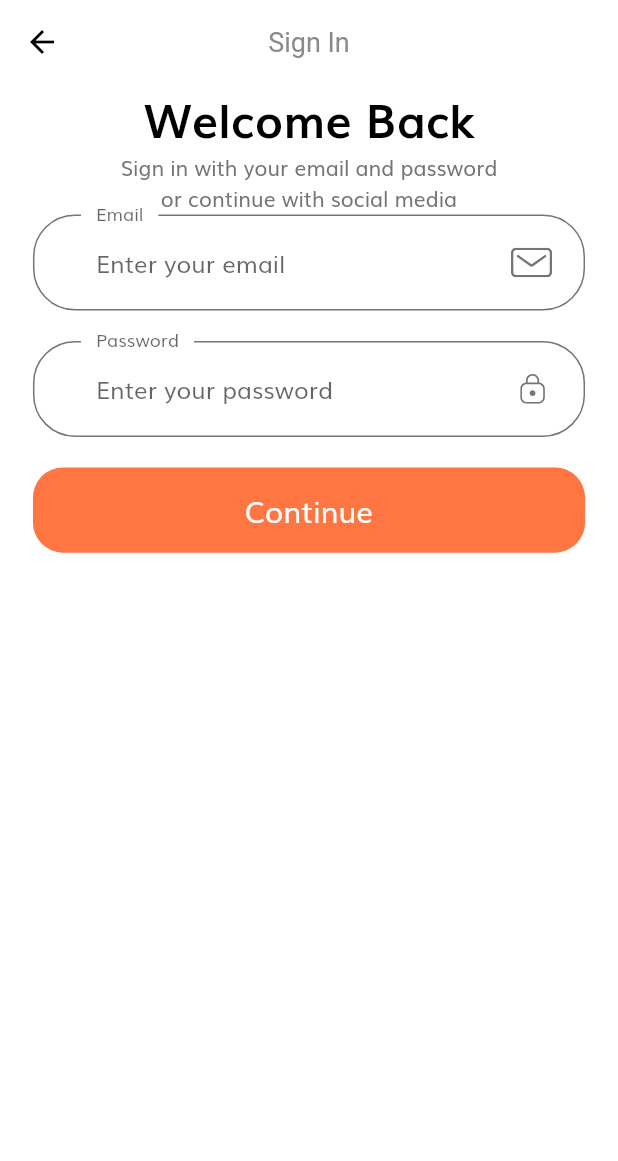
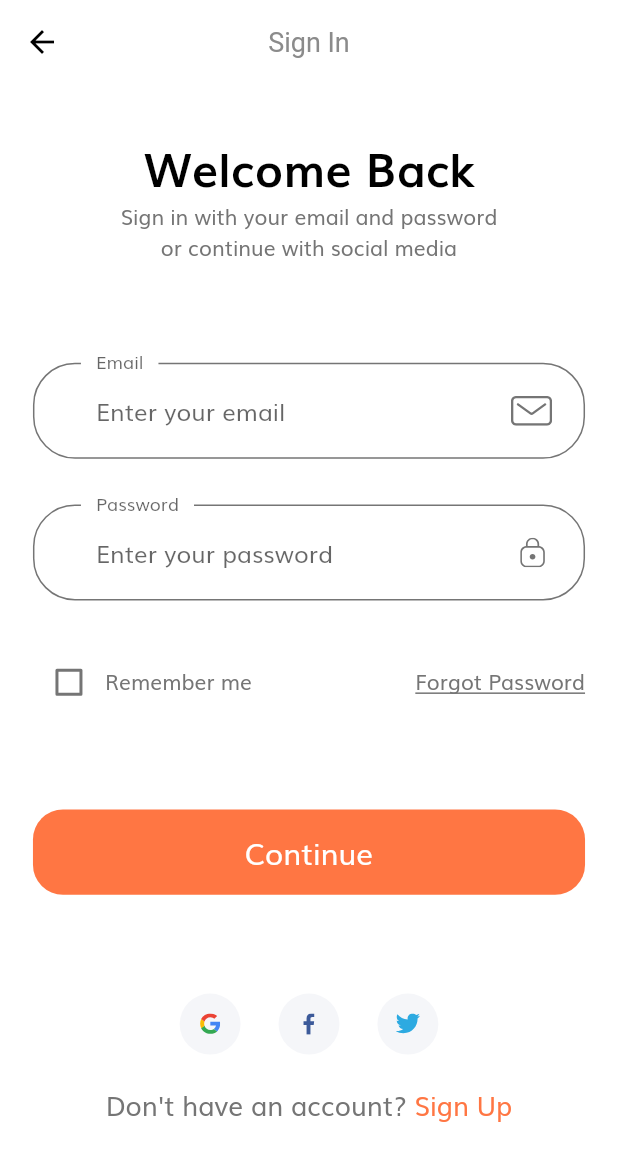
Before and after one commit to cmobiledev5/Ecommerce_Mobile_Flutter-IOS-Android, a Flutter app: the screen it shows after launch, after a tap on "Continue", on a phone screen of 412 x 824 dp. Shown: the top 1161 px of the screen. Run offline on Flutter 3.47's test engine with Material 2 defaults, Android fonts, the phone set to English and light mode, and no system bars; our stand-ins replace flutter_svg.

Commit message:
done with SignIn Screen

```diff
--- /dev/null
+++ b/lib/components/social_card.dart
@@ -0,0 +1,33 @@
+import 'package:flutter/material.dart';
+import 'package:flutter_svg/svg.dart';
+
+import '../size_config.dart';
+
+class SocialCard extends StatelessWidget {
+  final String icon;
+  final Function press;
+  const SocialCard({
+    Key key,
+    @required this.icon,
+    this.press,
+  }) : super(key: key);
+
+  @override
+  Widget build(BuildContext context) {
+    return GestureDetector(
+      onTap: press,
+      child: Container(
+        height: getProportionateScreenHeight(40),
+        width: getProportionateScreenWidth(40),
+        margin:
+            EdgeInsets.symmetric(horizontal: getProportionateScreenWidth(10)),
+        padding: EdgeInsets.all(getProportionateScreenWidth(12)),
+        decoration: BoxDecoration(
+          color: Color(0xFFF5F6F9),
+          shape: BoxShape.circle,
+        ),
+        child: SvgPicture.asset(icon),
+      ),
+    );
+  }
+}
--- a/lib/screens/sign_in/components/body.dart
+++ b/lib/screens/sign_in/components/body.dart
@@ -1,9 +1,9 @@
 import 'package:e_commerce_app_flutter/constants.dart';
 
-import '../../../components/default_button.dart';
-import '../../../components/form_error.dart';
+import '../../../components/social_card.dart';
 
-import '../../../components/custom_suffix_icon.dart';
+import 'sign_in_form.dart';
+
 import '../../../size_config.dart';
 import 'package:flutter/material.dart';
 
@@ -21,8 +21,10 @@ class _BodyState extends State<Body> {
         child: Padding(
           padding:
               EdgeInsets.symmetric(horizontal: getProportionateScreenWidth(20)),
+          child: SingleChildScrollView(
             child: Column(
               children: [
+                SizedBox(height: SizeConfig.screenHeight * 0.04),
                 Text(
                   "Welcome Back",
                   style: TextStyle(
@@ -35,126 +37,51 @@ class _BodyState extends State<Body> {
                   "Sign in with your email and password \nor continue with social media",
                   textAlign: TextAlign.center,
                 ),
+                SizedBox(height: SizeConfig.screenHeight * 0.08),
                 SignInForm(),
+                SizedBox(height: SizeConfig.screenHeight * 0.08),
+                Row(
+                  mainAxisAlignment: MainAxisAlignment.center,
+                  children: [
+                    SocialCard(
+                      icon: "assets/icons/google-icon.svg",
+                      press: () {},
+                    ),
+                    SocialCard(
+                      icon: "assets/icons/facebook-2.svg",
+                      press: () {},
+                    ),
+                    SocialCard(
+                      icon: "assets/icons/twitter.svg",
+                      press: () {},
+                    ),
                   ],
+                ),
+                SizedBox(height: getProportionateScreenHeight(20)),
+                Row(
+                  mainAxisAlignment: MainAxisAlignment.center,
+                  children: [
+                    Text(
+                      "Don't have an account? ",
+                      style: TextStyle(
+                        fontSize: getProportionateScreenWidth(16),
+                      ),
+                    ),
+                    Text(
+                      "Sign Up",
+                      style: TextStyle(
+                        fontSize: getProportionateScreenWidth(16),
+                        color: kPrimaryColor,
+                      ),
+                    ),
+                  ],
+                ),
+                SizedBox(height: getProportionateScreenHeight(20)),
+              ],
+            ),
           ),
         ),
       ),
     );
   }
 }
-
-class SignInForm extends StatefulWidget {
-  @override
-  _SignInFormState createState() => _SignInFormState();
-}
-
-class _SignInFormState extends State<SignInForm> {
-  final _formkey = GlobalKey<FormState>();
-  final List<String> errors = [];
-  String email;
-  String password;
-  @override
-  Widget build(BuildContext context) {
-    return Form(
-      key: _formkey,
-      child: Column(
-        children: [
-          buildEmailFormField(),
-          SizedBox(height: getProportionateScreenHeight(20)),
-          buildPasswordFormField(),
-          SizedBox(height: getProportionateScreenHeight(20)),
-          FormError(errors: errors),
-          DefaultButton(
-            text: "Continue",
-            press: () {
-              if (_formkey.currentState.validate()) {
-                _formkey.currentState.save();
-              }
-            },
-          ),
-        ],
-      ),
-    );
-  }
-
-  Widget buildPasswordFormField() {
-    return TextFormField(
-      obscureText: true,
-      decoration: InputDecoration(
-        hintText: "Enter your password",
-        labelText: "Password",
-        floatingLabelBehavior: FloatingLabelBehavior.always,
-        suffixIcon: CustomSuffixIcon(
-          svgIcon: "assets/icons/Lock.svg",
-        ),
-      ),
-      onChanged: (value) {
-        if (value.isNotEmpty && errors.contains(kPassNullError)) {
-          setState(() {
-            errors.remove(kPassNullError);
-          });
-        } else if (value.length >= 8 && errors.contains(kShortPassError)) {
-          setState(() {
-            errors.remove(kShortPassError);
-          });
-        }
-        return null;
-      },
-      validator: (value) {
-        if (value.isEmpty && !errors.contains(kPassNullError)) {
-          setState(() {
-            errors.add(kPassNullError);
-          });
-        } else if (value.length < 8 && !errors.contains(kShortPassError)) {
-          setState(() {
-            errors.add(kShortPassError);
-          });
-        }
-        return null;
-      },
-      onSaved: (newValue) => password = newValue,
-    );
-  }
-
-  Widget buildEmailFormField() {
-    return TextFormField(
-      keyboardType: TextInputType.emailAddress,
-      decoration: InputDecoration(
-        hintText: "Enter your email",
-        labelText: "Email",
-        floatingLabelBehavior: FloatingLabelBehavior.always,
-        suffixIcon: CustomSuffixIcon(
-          svgIcon: "assets/icons/Mail.svg",
-        ),
-      ),
-      onChanged: (value) {
-        if (value.isNotEmpty && errors.contains(kEmailNullError)) {
-          setState(() {
-            errors.remove(kEmailNullError);
-          });
-        } else if (emailValidatorRegExp.hasMatch(value) &&
-            errors.contains(kInvalidEmailError)) {
-          setState(() {
-            errors.remove(kInvalidEmailError);
-          });
-        }
-        return null;
-      },
-      validator: (value) {
-        if (value.isEmpty && !errors.contains(kEmailNullError)) {
-          setState(() {
-            errors.add(kEmailNullError);
-          });
-        } else if (!emailValidatorRegExp.hasMatch(value) &&
-            !errors.contains(kInvalidEmailError)) {
-          setState(() {
-            errors.add(kInvalidEmailError);
-          });
-        }
-        return null;
-      },
-      onSaved: (newValue) => email = newValue,
-    );
-  }
-}
--- /dev/null
+++ b/lib/screens/sign_in/components/sign_in_form.dart
@@ -0,0 +1,146 @@
+import '../../../components/custom_suffix_icon.dart';
+import '../../../components/default_button.dart';
+import '../../../components/form_error.dart';
+import 'package:flutter/material.dart';
+
+import '../../../constants.dart';
+import '../../../size_config.dart';
+
+class SignInForm extends StatefulWidget {
+  @override
+  _SignInFormState createState() => _SignInFormState();
+}
+
+class _SignInFormState extends State<SignInForm> {
+  final _formkey = GlobalKey<FormState>();
+  final List<String> errors = [];
+  String email;
+  String password;
+  bool remember = false;
+  @override
+  Widget build(BuildContext context) {
+    return Form(
+      key: _formkey,
+      child: Column(
+        children: [
+          buildEmailFormField(),
+          SizedBox(height: getProportionateScreenHeight(30)),
+          buildPasswordFormField(),
+          SizedBox(height: getProportionateScreenHeight(30)),
+          Row(
+            children: [
+              Checkbox(
+                value: remember,
+                onChanged: (value) {
+                  setState(() {
+                    remember = value;
+                  });
+                },
+                activeColor: kPrimaryColor,
+              ),
+              Text("Remember me"),
+              Spacer(),
+              Text(
+                "Forgot Password",
+                style: TextStyle(
+                  decoration: TextDecoration.underline,
+                ),
+              )
+            ],
+          ),
+          SizedBox(height: getProportionateScreenHeight(30)),
+          FormError(errors: errors),
+          SizedBox(height: getProportionateScreenHeight(30)),
+          DefaultButton(
+            text: "Continue",
+            press: () {
+              if (_formkey.currentState.validate()) {
+                _formkey.currentState.save();
+              }
+            },
+          ),
+        ],
+      ),
+    );
+  }
+
+  Widget buildPasswordFormField() {
+    return TextFormField(
+      obscureText: true,
+      decoration: InputDecoration(
+        hintText: "Enter your password",
+        labelText: "Password",
+        floatingLabelBehavior: FloatingLabelBehavior.always,
+        suffixIcon: CustomSuffixIcon(
+          svgIcon: "assets/icons/Lock.svg",
+        ),
+      ),
+      onChanged: (value) {
+        if (value.isNotEmpty && errors.contains(kPassNullError)) {
+          setState(() {
+            errors.remove(kPassNullError);
+          });
+        } else if (value.length >= 8 && errors.contains(kShortPassError)) {
+          setState(() {
+            errors.remove(kShortPassError);
+          });
+        }
+        return null;
+      },
+      validator: (value) {
+        if (value.isEmpty && !errors.contains(kPassNullError)) {
+          setState(() {
+            errors.add(kPassNullError);
+          });
+        } else if (value.length < 8 && !errors.contains(kShortPassError)) {
+          setState(() {
+            errors.add(kShortPassError);
+          });
+        }
+        return null;
+      },
+      onSaved: (newValue) => password = newValue,
+    );
+  }
+
+  Widget buildEmailFormField() {
+    return TextFormField(
+      keyboardType: TextInputType.emailAddress,
+      decoration: InputDecoration(
+        hintText: "Enter your email",
+        labelText: "Email",
+        floatingLabelBehavior: FloatingLabelBehavior.always,
+        suffixIcon: CustomSuffixIcon(
+          svgIcon: "assets/icons/Mail.svg",
+        ),
+      ),
+      onChanged: (value) {
+        if (value.isNotEmpty && errors.contains(kEmailNullError)) {
+          setState(() {
+            errors.remove(kEmailNullError);
+          });
+        } else if (emailValidatorRegExp.hasMatch(value) &&
+            errors.contains(kInvalidEmailError)) {
+          setState(() {
+            errors.remove(kInvalidEmailError);
+          });
+        }
+        return null;
+      },
+      validator: (value) {
+        if (value.isEmpty && !errors.contains(kEmailNullError)) {
+          setState(() {
+            errors.add(kEmailNullError);
+          });
+        } else if (!emailValidatorRegExp.hasMatch(value) &&
+            !errors.contains(kInvalidEmailError)) {
+          setState(() {
+            errors.add(kInvalidEmailError);
+          });
+        }
+        return null;
+      },
+      onSaved: (newValue) => email = newValue,
+    );
+  }
+}
```
Lines whose indentation alone changed are shown as unchanged.
